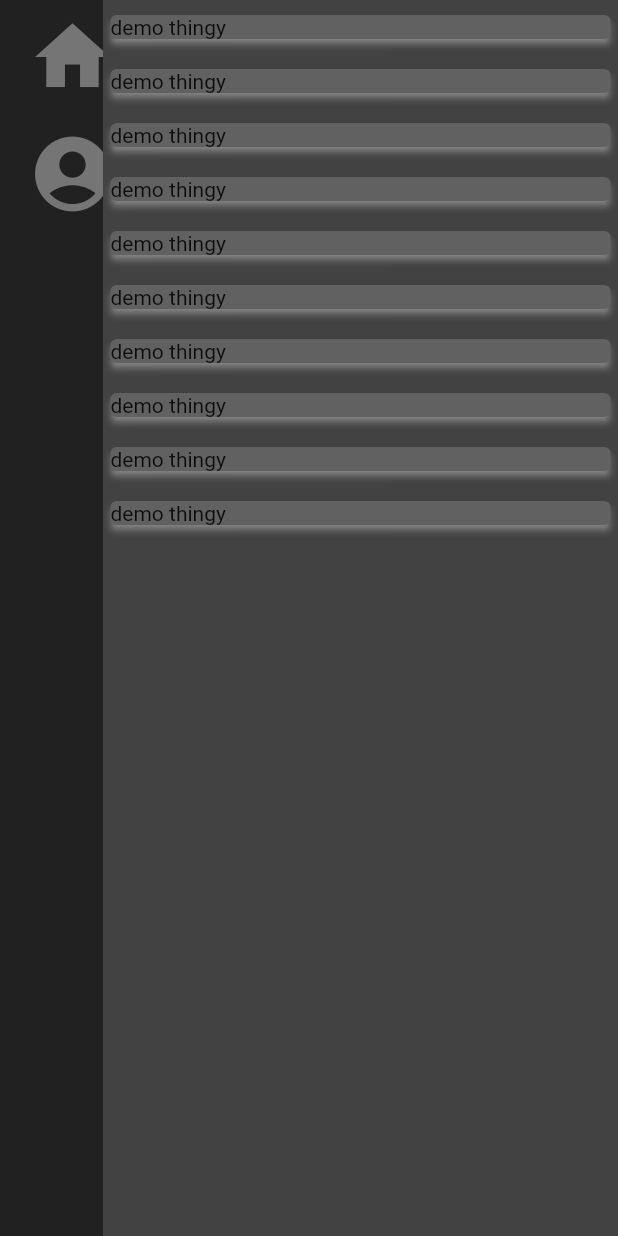
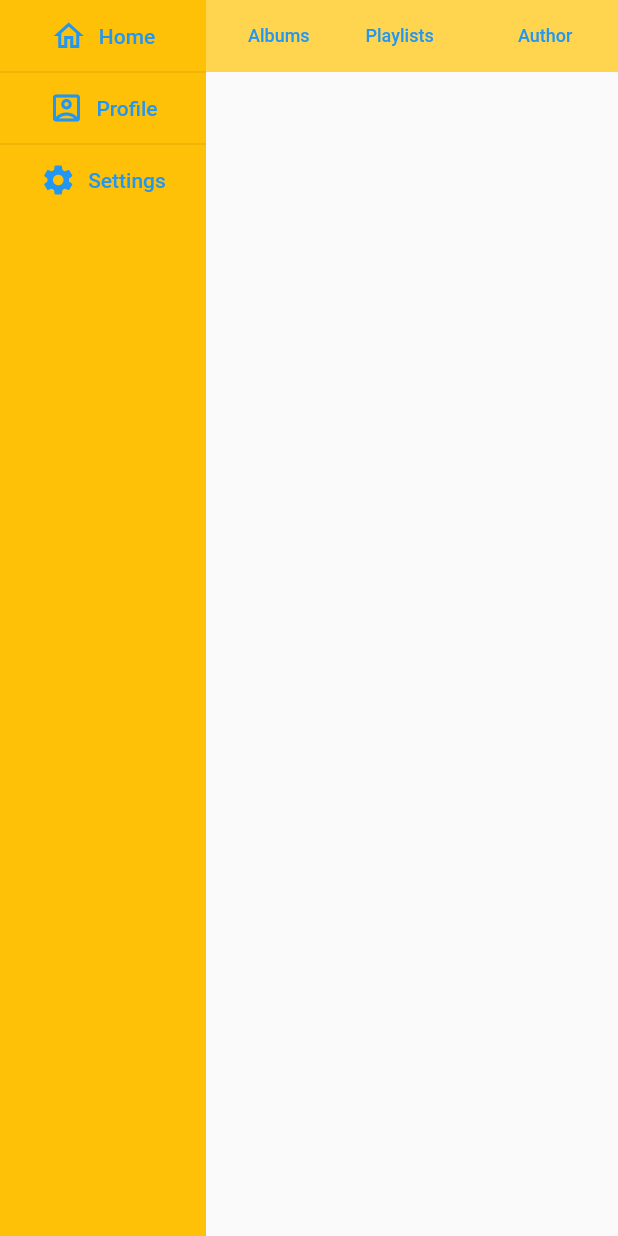
Before and after one commit to 3rs1n4cti0n/MusicPlayerApp, a Flutter app: the screen it shows after launch, on a phone screen of 412 x 824 dp. Run offline on Flutter 3.47's test engine with Material 2 defaults, Android fonts, the phone set to English and light mode, and no system bars.

Commit message:
Designed a better UI for the music player app.

```diff
--- a/lib/App Pages/home_page.dart
+++ b/lib/App Pages/home_page.dart
@@ -1,4 +1,7 @@
+// ignore_for_file: prefer_const_constructors
+
 import 'package:flutter/material.dart';
+
 class Home extends StatefulWidget {
   const Home({Key? key}) : super(key: key);
 
@@ -10,71 +13,97 @@ class _HomeState extends State<Home> {
   @override
   Widget build(BuildContext context) {
     return Scaffold(
-      backgroundColor: Colors.grey[700],
       body: Row(
-        crossAxisAlignment: CrossAxisAlignment.stretch,
-        children: [
-          Expanded(
-            flex: 1,
-            child: Column(
         crossAxisAlignment: CrossAxisAlignment.stretch,
         children: [
           Flexible(
             child: Container(
-                    height: double.infinity,
-                    color: Colors.grey[900],
+              color: Colors.amber,
               child: Column(
+                mainAxisAlignment: MainAxisAlignment.start,
+                crossAxisAlignment: CrossAxisAlignment.stretch,
                 children: [
-                          IconButton(
-                              onPressed: (){},
-                              icon: Icon(
-                                  Icons.home,
-                                  color: Colors.grey[600],
-                                  size: 60,
-                              )
+                  TextButton.icon(
+                    onPressed: () {},
+                    icon: Icon(Icons.home_outlined),
+                    label: Text(
+                      'Home',
+                      overflow: TextOverflow.ellipsis,
                     ),
-                          SizedBox(height: 30,),
-                          IconButton(
-                              onPressed: (){},
-                              icon: Icon(
-                                Icons.account_circle,
-                                color: Colors.grey[600],
-                                size: 60,
-                              )
                   ),
+                  Divider(
+                    height: 0,
+                  ),
+                  TextButton.icon(
+                    onPressed: () {},
+                    icon: Icon(Icons.account_box_outlined),
+                    label: Text(
+                      'Profile',
+                      overflow: TextOverflow.ellipsis,
+                    ),
+                  ),
+                  Divider(
+                    height: 0,
+                  ),
+                  TextButton.icon(
+                      onPressed: () {},
+                      icon: Icon(Icons.settings),
+                      label: Text(
+                        'Settings',
+                        overflow: TextOverflow.ellipsis,
+                      )),
                 ],
+              ),
+            ),
+          ),
+          Flexible(
+              flex: 2,
+              child: Column(
+                crossAxisAlignment: CrossAxisAlignment.stretch,
+                children: [
+                  Container(
+                    color: Colors.amber[300],
+                    child: Wrap(
+                      alignment: WrapAlignment.spaceEvenly,
+                      children: [
+                        TextButton(
+                          onPressed: () {},
+                          child: Text(
+                            'Albums',
+                            overflow: TextOverflow.ellipsis,
+                            style: TextStyle(
+                              fontSize: 12,
+                            ),
+                          ),
+                        ),
+                        TextButton(
+                          onPressed: () {},
+                          child: Text(
+                            'Playlists',
+                            overflow: TextOverflow.ellipsis,
+                            style: TextStyle(
+                              fontSize: 12,
+                            ),
+                          ),
+                        ),
+                        VerticalDivider(
+                          width: 0,
+                        ),
+                        TextButton(
+                          onPressed: () {},
+                          child: Text(
+                            'Author',
+                            overflow: TextOverflow.ellipsis,
+                            style: TextStyle(
+                              fontSize: 12,
                             ),
                           ),
                         ),
                       ],
                     ),
-          ),
-          Expanded(
-            flex: 5,
-            child: Column(
-              crossAxisAlignment: CrossAxisAlignment.stretch,
-              children: [
-                Flexible(
-                  child: Container(
-                    height: double.infinity,
-                    color: Colors.grey[800],
-                    child: ListView.builder(
-                      itemCount: 10,
-                      itemBuilder: (context,index){
-                        return Card(
-                          color: Colors.grey[700],
-                          elevation: 2,
-                          shadowColor: Colors.white,
-                          margin: EdgeInsets.symmetric(vertical: 10,horizontal: 5),
-                          child: Text('demo thingy')
-                        );
-                      },
-                    ),
-                    ),
-                  ),
+                  )
                 ],
-            ),
-          ),
+              ))
         ],
       ),
     );
--- a/lib/main.dart
+++ b/lib/main.dart
@@ -1,15 +1,19 @@
 import 'package:flutter/material.dart';
+import 'package:flutter/services.dart';
 import 'package:music_player_app/App%20Pages/home_page.dart';
 import 'package:music_player_app/App%20Pages/loading.dart';
 import 'package:music_player_app/App%20Pages/profile.dart';
 
 void main() {
-  runApp(MaterialApp(
-    initialRoute: '/home',
-    routes: {
-      '/': (context) => LoadingPage(),
-      '/home': (context) => Home(),
-      '/profile': (context) => Profile(),
-    },
+  runApp(SafeArea(
+    top: true,
+    child: MaterialApp(
+      initialRoute: '/home',
+      routes: {
+        '/': (context) => const LoadingPage(),
+        '/home': (context) => const Home(),
+        '/profile': (context) => const Profile(),
+      },
+    ),
   ));
 }
```
Lines whose indentation alone changed are shown as unchanged.
